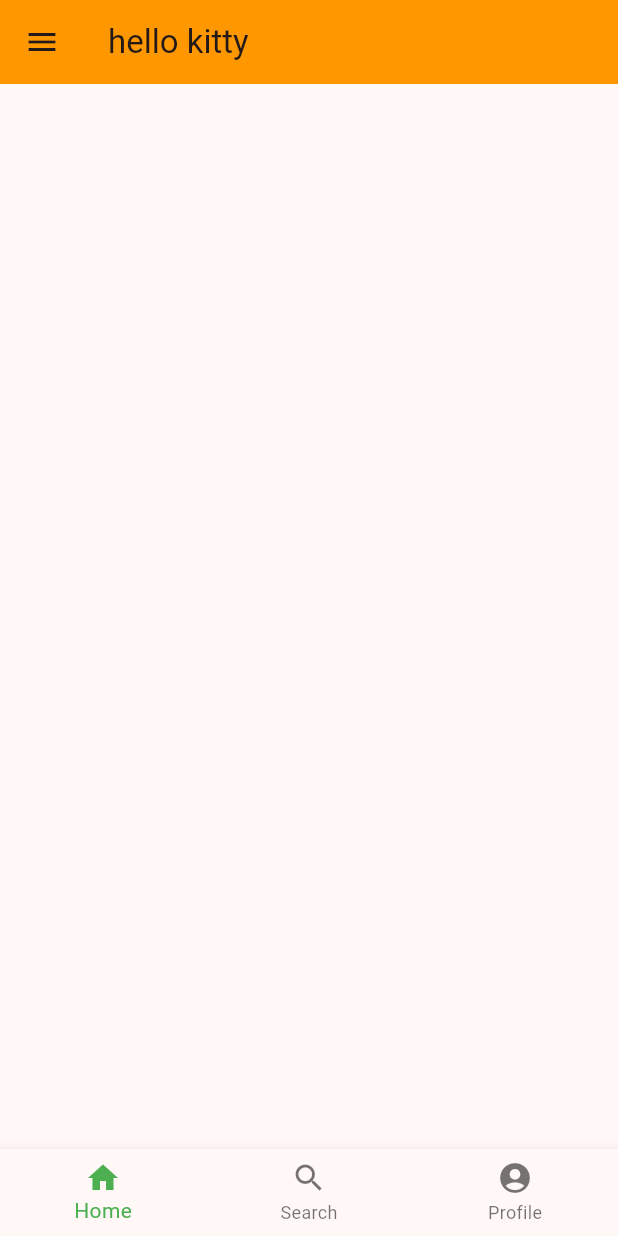
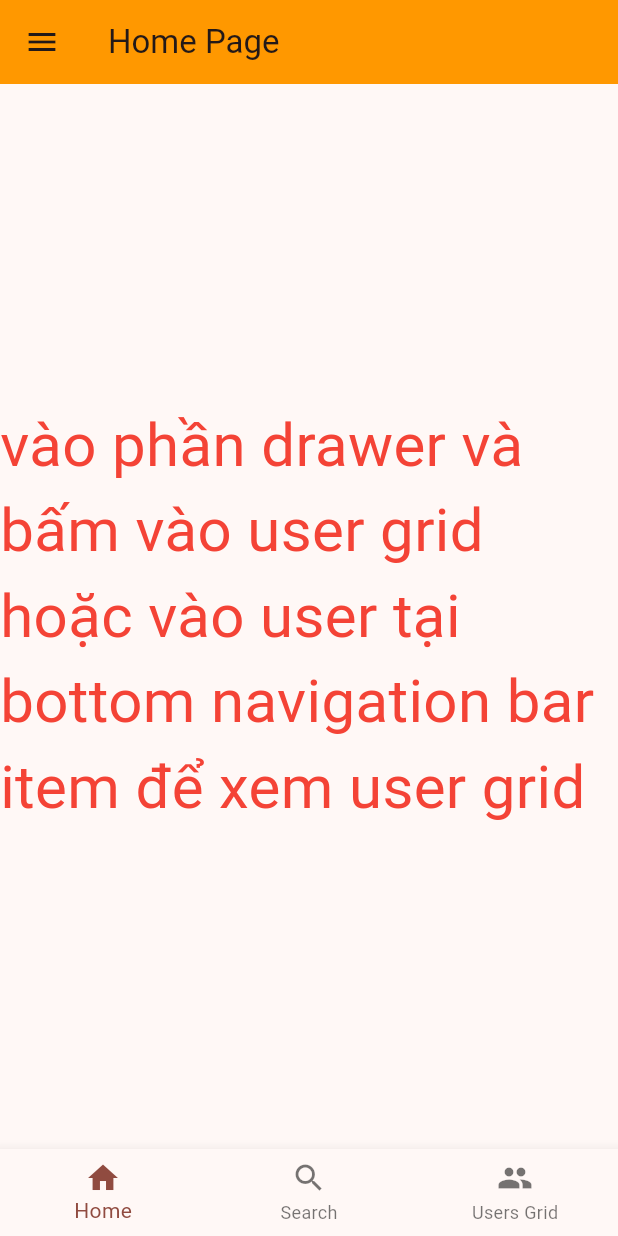
Before and after one commit to Shinz2k4/5-ae-siu-nhan, a Flutter app: the HomePage screen opened directly, on a phone screen of 412 x 824 dp. Run offline on Flutter 3.47's test engine with Material 3 defaults, Android fonts, the phone set to English and light mode, and no system bars.

Commit message:
ktra gky

```diff
--- a/hakai/lib/screens/home_screen.dart
+++ b/hakai/lib/screens/home_screen.dart
@@ -1,86 +1,71 @@
 import 'package:flutter/material.dart';
-import 'package:hakai/screens/expansion_tile_card.dart';
 
-class HomePage extends StatefulWidget{
+void main() {
+  runApp(MyApp());
+}
 
+class MyApp extends StatelessWidget {
   @override
+  Widget build(BuildContext context) {
+    return MaterialApp(
+      debugShowCheckedModeBanner: false,
+      home: HomePage(),
+    );
+  }
+}
 
+class HomePage extends StatefulWidget {
+  @override
   State<HomePage> createState() => _HomePageState();
 }
 
 class _HomePageState extends State<HomePage> {
   int _currentIndex = 0;
 
+  final List<Widget> _pages = [
+    Center(child:
+    Text("vào phần drawer và bấm vào user grid hoặc vào user tại bottom navigation bar item để xem user grid",
+    style: TextStyle(
+      fontSize: 40,
+      color: Colors.red,
+      ),
+    )),
+    Center(child: Text("Search Page")),
+    UserScreen(),
+  ];
+
   @override
   Widget build(BuildContext context) {
     return Scaffold(
-
       appBar: AppBar(
         backgroundColor: Colors.orange,
-        title: Text('hello kitty'),
-
+        title: Text('Home Page'),
       ),
-
       drawer: Drawer(
         child: ListView(
           padding: EdgeInsets.zero,
           children: [
             UserAccountsDrawerHeader(
-        decoration: const BoxDecoration(
-          color: Colors.green,
-        ),
-        accountName: const Text(
-          "Đỗ Đăng Minh",
-          style: TextStyle(fontSize: 18),
-        ),
+              decoration: const BoxDecoration(color: Colors.green),
+              accountName: const Text("Đăng Minh"),
               accountEmail: const Text("daikaminhz178@gmail.com"),
-        currentAccountPictureSize: const Size.square(50),
               currentAccountPicture: const CircleAvatar(
-          backgroundColor: Color.fromARGB(255, 165, 255, 137),
-          child: Text(
-            "A",
-            style: TextStyle(fontSize: 30.0, color: Colors.blue),
-          ),
+                backgroundColor: Colors.blue,
+                child: Text("ĐM", style: TextStyle(fontSize: 30)),
               ),
             ),
             ListTile(
-        leading: const Icon(Icons.person),
-        title: const Text('My Profile'),
+              leading: Icon(Icons.grid_view),
+              title: Text('User grid'),
               onTap: () {
-          Navigator.pop(context);
+                Navigator.of(context).push(
+                MaterialPageRoute(builder: (context) => UserScreen()),
+                );
               },
             ),
             ListTile(
-        leading: const Icon(Icons.book),
-        title: const Text('My Course'),
-        onTap: () {
-          Navigator.pop(context);
-        },
-      ),
-      ListTile(
-        leading: const Icon(Icons.workspace_premium),
-        title: const Text('Go Premium'),
-        onTap: () {
-          Navigator.pop(context);
-        },
-      ),
-      ListTile(
-        leading: const Icon(Icons.video_label),
-        title: const Text('Saved Videos'),
-        onTap: () {
-          Navigator.pop(context);
-        },
-      ),
-      ListTile(
-        leading: const Icon(Icons.edit),
-        title: const Text('Edit Profile'),
-        onTap: () {
-          Navigator.pop(context);
-        },
-      ),
-      ListTile(
-        leading: const Icon(Icons.logout),
-        title: const Text('Log Out'),
+              leading: Icon(Icons.logout),
+              title: Text('Log Out'),
               onTap: () {
                 Navigator.of(context).pushReplacementNamed('/');
               },
@@ -88,31 +73,90 @@ class _HomePageState extends State<HomePage> {
           ],
         ),
       ),
-
+      body: _pages[_currentIndex],
       bottomNavigationBar: BottomNavigationBar(
         currentIndex: _currentIndex,
-
-          fixedColor: Colors.green,
-
+        onTap: (int index) {
+          setState(() {
+            _currentIndex = index;
+          });
+        },
         items: const [
-            BottomNavigationBarItem(
-              label: "Home",
-              icon: Icon(Icons.home),
+          BottomNavigationBarItem(label: "Home", icon: Icon(Icons.home)),
+          BottomNavigationBarItem(label: "Search", icon: Icon(Icons.search)),
+          BottomNavigationBarItem(label: "Users Grid", icon: Icon(Icons.people)),
+        ],
       ),
-            BottomNavigationBarItem(
-              label: "Search",
-              icon: Icon(Icons.search),
-            ),
-            BottomNavigationBarItem(
-              label: "Profile",
-              icon: Icon(Icons.account_circle),
-            ),
-          ],
-          onTap: (int indexOfItem) {}),
     );
-
   }
 }
-class MyAppState extends ChangeNotifier {
 
+class User {
+  String username;
+  String password;
+  String role;
+
+  User({required this.username, required this.password, required this.role});
+
+  @override
+  String toString() {
+    return 'User(username: $username, role: $role)';
   }
+}
+
+class UserScreen extends StatelessWidget {
+  final List<User> users = [
+    User(username: "Tuấn", password: "123", role: "Admin"),
+    User(username: "Dũng", password: "456", role: "Editor"),
+    User(username: "Thành", password: "789", role: "Viewer"),
+    User(username: "Quang", password: "101", role: "Contributor"),
+    User(username: "Hiếu", password: "202", role: "Guest"),
+  ];
+
+  @override
+  Widget build(BuildContext context) {
+    return Scaffold(
+      appBar: AppBar(
+  title: Text("User Grid"),
+  automaticallyImplyLeading: false,
+  leading: IconButton(
+    onPressed: () {
+      Navigator.of(context).push(
+        MaterialPageRoute(builder: (context) => HomePage()),
+      );
+    },
+    icon: Icon(Icons.arrow_left_sharp),
+  ),
+),
+
+      body: Padding(
+        padding: const EdgeInsets.all(8.0),
+        child: GridView.builder(
+          gridDelegate: SliverGridDelegateWithFixedCrossAxisCount(
+            crossAxisCount: 2,
+            childAspectRatio: 3,
+            crossAxisSpacing: 10,
+          ),
+          itemCount: users.length,
+          itemBuilder: (context, index) {
+            final user = users[index];
+            return Container(
+              decoration: BoxDecoration(
+                color: Colors.blue[100],
+                borderRadius: BorderRadius.circular(10),
+                border: Border.all(color: Colors.blue, width: 2),
+              ),
+              child: Center(
+                child: Text(
+                  "Username: ${user.username}\nRole: ${user.role}",
+                  textAlign: TextAlign.center,
+                  style: TextStyle(fontSize: 16, fontWeight: FontWeight.bold),
+                ),
+              ),
+            );
+          },
+        ),
+      ),
+    );
+  }
+}
--- a/hakai/lib/screens/signup_screen.dart
+++ b/hakai/lib/screens/signup_screen.dart
@@ -21,7 +21,6 @@ class _SignUpScreenState extends State<SignUpScreen> {
       setState(() {
         _errorMessage = "Registration successful!";
       });
-      // Bạn có thể xử lý thêm, như lưu thông tin vào database
     }
   }
 
```
Also changed, not shown: hakai/lib/screens/expansion_tile_card.dart (deleted), hakai/pubspec.lock. Lines whose indentation alone changed are shown as unchanged.
